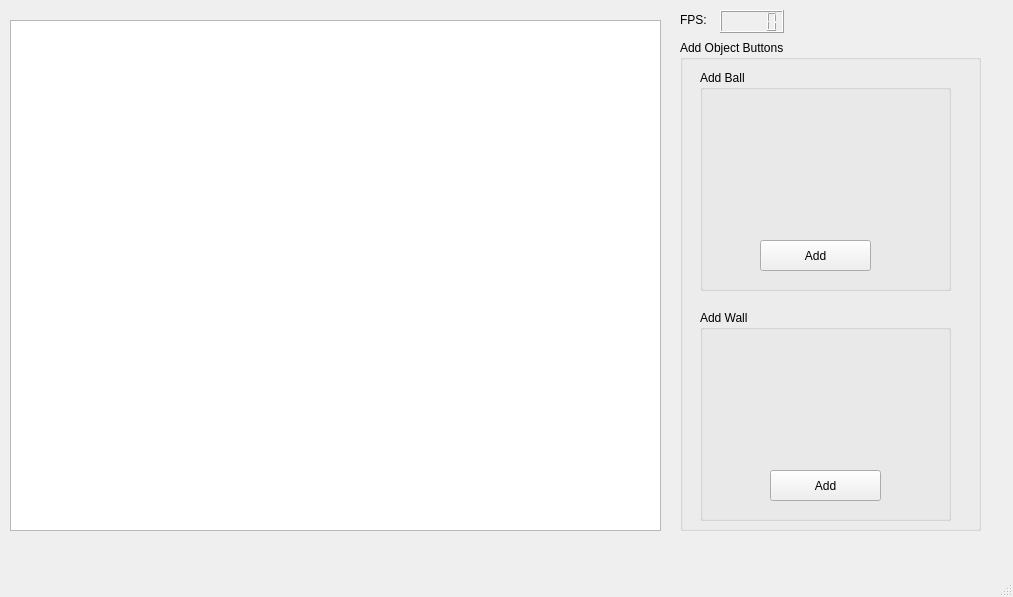
This is mainwindow.ui in Thalyonn/Ballwalls as Qt 5 draws it before an edit. The edited form follows.
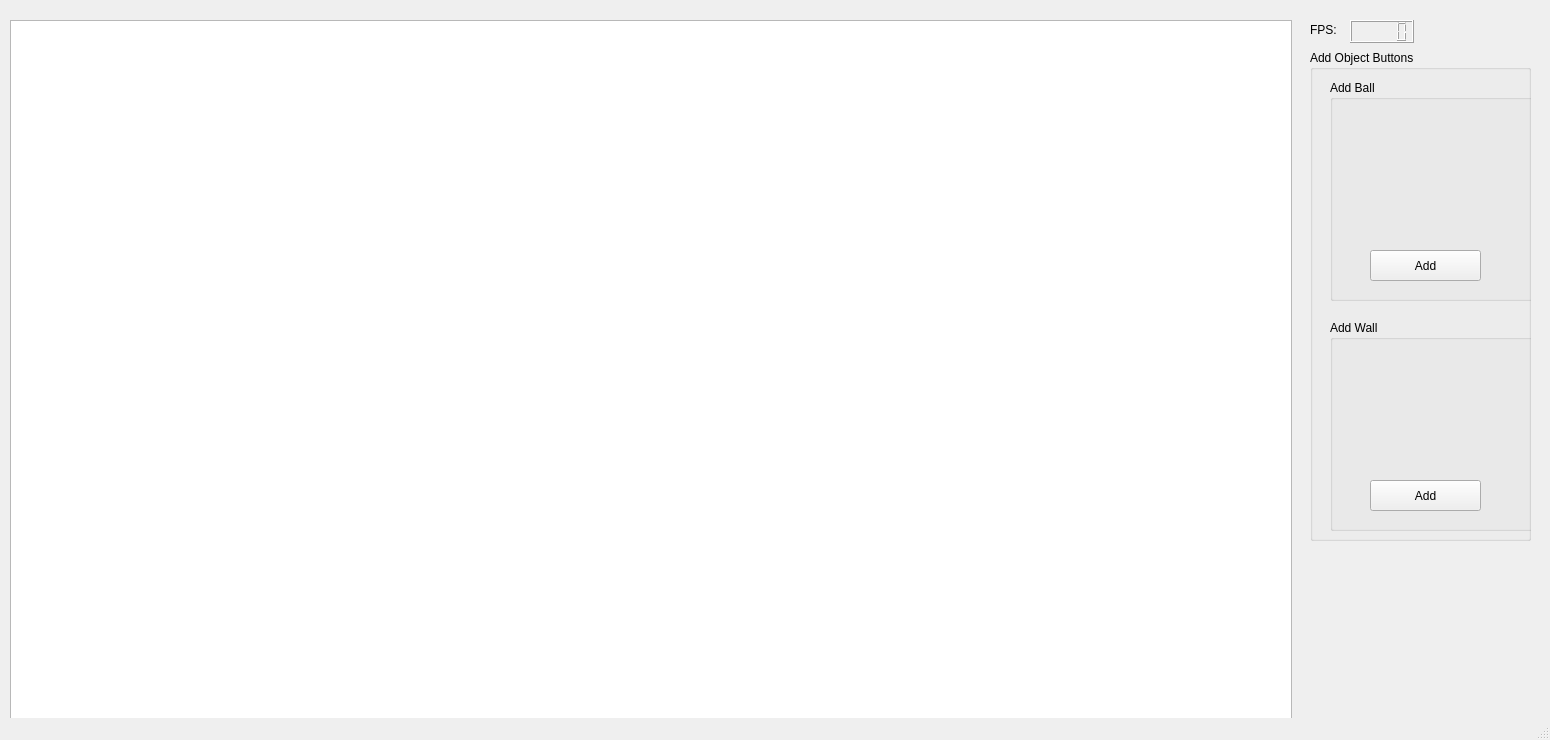
This is the edited form.

```diff
--- a/mainwindow.ui
+++ b/mainwindow.ui
@@ -6,8 +6,8 @@
    <rect>
     <x>0</x>
     <y>0</y>
-    <width>1013</width>
-    <height>597</height>
+    <width>1550</width>
+    <height>740</height>
    </rect>
   </property>
   <property name="windowTitle">
@@ -19,17 +19,17 @@
      <rect>
       <x>10</x>
       <y>20</y>
-      <width>651</width>
-      <height>511</height>
+      <width>1282</width>
+      <height>722</height>
      </rect>
     </property>
    </widget>
    <widget class="QGroupBox" name="groupBox">
     <property name="geometry">
      <rect>
-      <x>680</x>
-      <y>40</y>
-      <width>301</width>
+      <x>1310</x>
+      <y>50</y>
+      <width>221</width>
       <height>491</height>
      </rect>
     </property>
@@ -51,7 +51,7 @@
      <widget class="QPushButton" name="ballAddBtn">
       <property name="geometry">
        <rect>
-        <x>60</x>
+        <x>40</x>
         <y>170</y>
         <width>111</width>
         <height>31</height>
@@ -77,7 +77,7 @@
      <widget class="QPushButton" name="wallAddBtn">
       <property name="geometry">
        <rect>
-        <x>70</x>
+        <x>40</x>
         <y>160</y>
         <width>111</width>
         <height>31</height>
@@ -92,8 +92,8 @@
    <widget class="QLabel" name="label">
     <property name="geometry">
      <rect>
-      <x>680</x>
-      <y>10</y>
+      <x>1310</x>
+      <y>20</y>
       <width>41</width>
       <height>20</height>
      </rect>
@@ -105,8 +105,8 @@
    <widget class="QLCDNumber" name="fpsLCD">
     <property name="geometry">
      <rect>
-      <x>720</x>
-      <y>10</y>
+      <x>1350</x>
+      <y>20</y>
       <width>64</width>
       <height>23</height>
      </rect>
```
Left out of the diff: 4 changed lines with no effect on the pictures.
